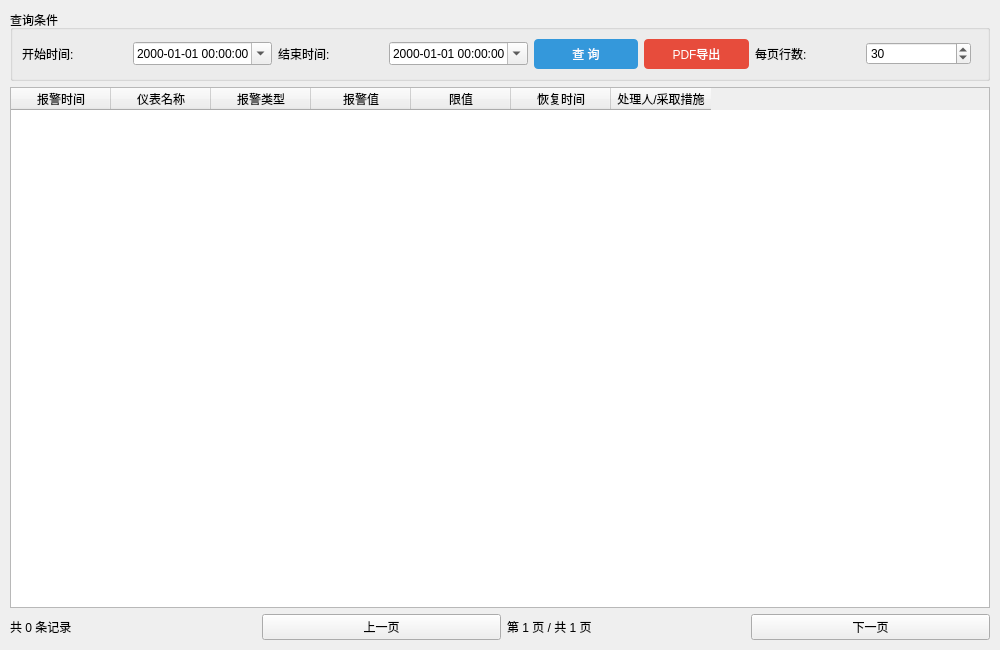
Above: ui/alarmwidget.ui from 1034569185/1034569185 before the change. Below: the same form after it.
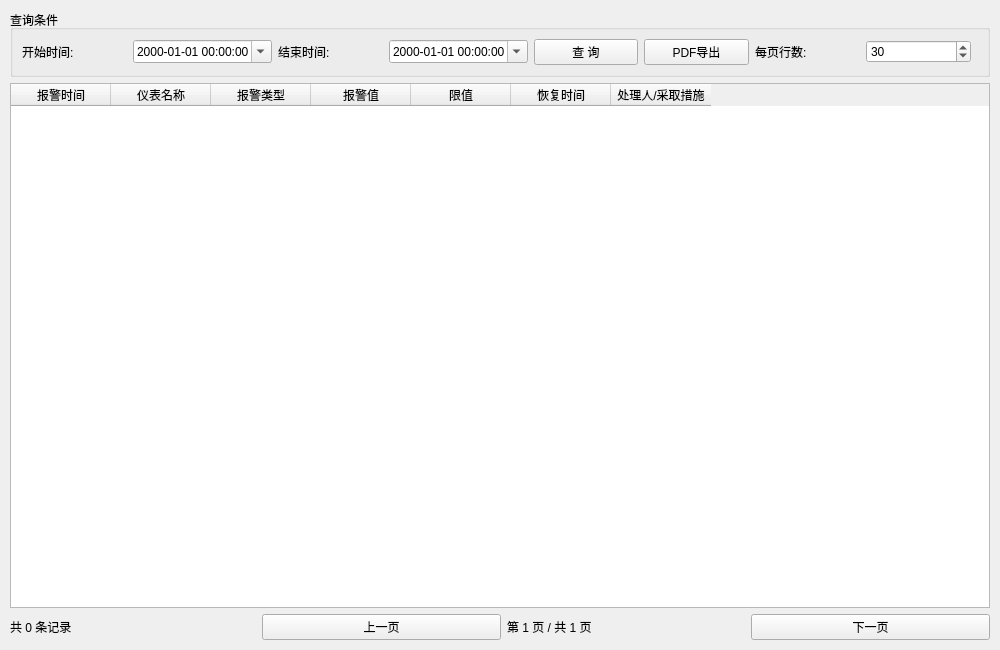
That is the form after the change.

Commit message:
Polish QSS skin integration and remove inline style overrides
Agent-Logs-Url: https://github.com/1034569185/1034569185/sessions/25855561-4c25-4243-ade2-edfe54ba42ff

What changed in the file:
```diff
--- a/ui/alarmwidget.ui
+++ b/ui/alarmwidget.ui
@@ -78,10 +78,6 @@
         <property name="text">
          <string>查 询</string>
         </property>
-        <property name="styleSheet">
-         <string>QPushButton { background-color: #3498db; color: white; padding: 6px 15px; border: none; border-radius: 4px; }
-QPushButton:hover { background-color: #2980b9; }</string>
-        </property>
        </widget>
       </item>
       <item>
@@ -89,10 +85,6 @@
         <property name="text">
          <string>PDF导出</string>
         </property>
-        <property name="styleSheet">
-         <string>QPushButton { background-color: #e74c3c; color: white; padding: 6px 15px; border: none; border-radius: 4px; }
-QPushButton:hover { background-color: #c0392b; }</string>
-        </property>
        </widget>
       </item>
       <item>
```
The commit also changes 13 other files.
